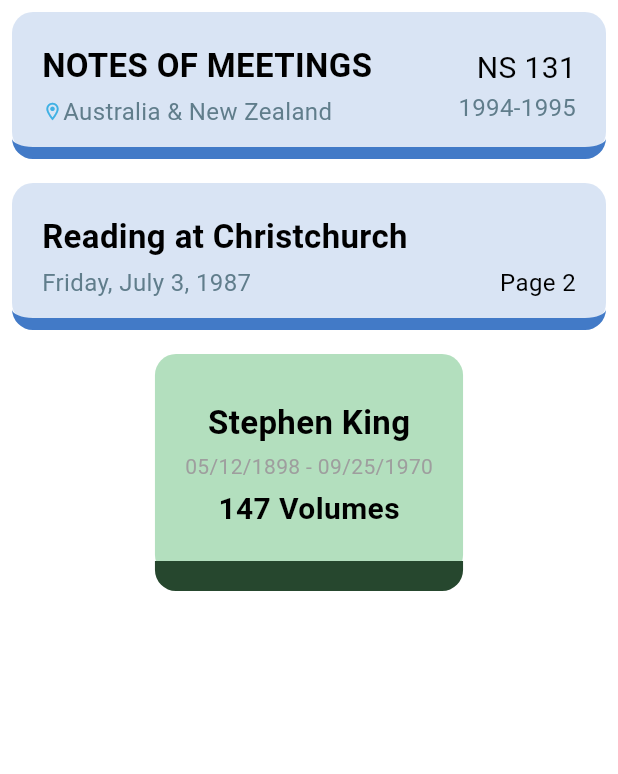
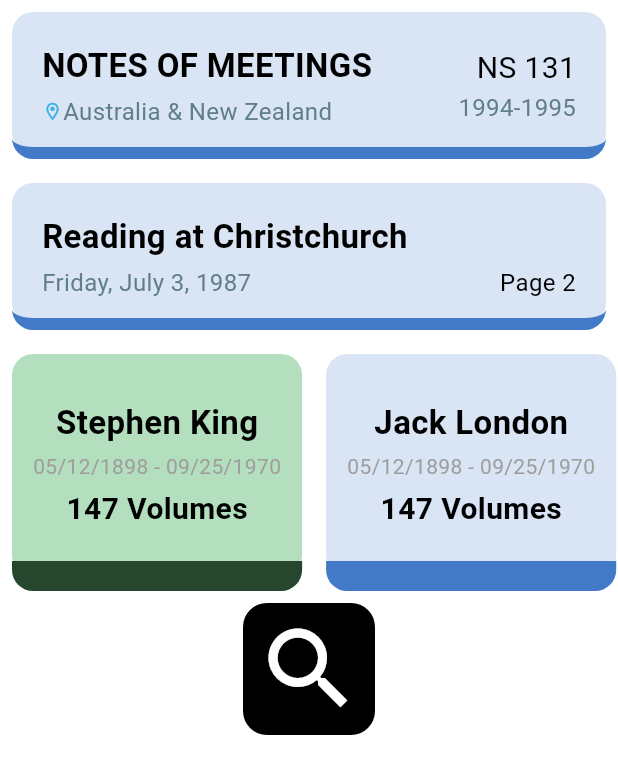
Before and after one commit to toluene5019/test_widgets, a Flutter app: the screen it shows after launch, on a phone screen of 412 x 824 dp. Shown: the top 774 px of the screen. Run offline on Flutter 3.47's test engine with Material 3 defaults, Android fonts, the phone set to English and light mode, and no system bars.

Commit message:
add icon widget

```diff
--- a/lib/card_widget.dart
+++ b/lib/widgets/card_widget.dart
@@ -20,7 +20,7 @@
   Widget build(BuildContext context) {
     return Container(
       margin: const EdgeInsets.all(8),
-      padding: const EdgeInsets.only(top: 30, right: 20, bottom: 20, left: 20),
+      padding: const EdgeInsets.only(top: 30, right: 14, bottom: 20, left: 14),
       decoration: BoxDecoration(
         color: cardBackgroundColor,
         border: Border(
--- /dev/null
+++ b/lib/widgets/icon_button_widget.dart
@@ -0,0 +1,25 @@
+import 'package:flutter/material.dart';
+
+class IconButtonWidget extends StatelessWidget {
+  final IconData icon;
+  const IconButtonWidget({
+    super.key,
+    required this.icon,
+  });
+
+  @override
+  Widget build(BuildContext context) {
+    return Container(
+      decoration: BoxDecoration(
+        color: Colors.black,
+        borderRadius: BorderRadius.circular(16),
+      ),
+      child: IconButton(
+        iconSize: 72,
+        color: Colors.white,
+        icon: Icon(icon),
+        onPressed: () {},
+      ),
+    );
+  }
+}
--- a/lib/widgets_page.dart
+++ b/lib/widgets_page.dart
@@ -1,8 +1,9 @@
 import 'package:flutter/material.dart';
-import 'package:test_widgets/card_widget.dart';
+import 'package:test_widgets/widgets/card_widget.dart';
 import 'package:test_widgets/colors.dart';
-import 'package:test_widgets/notes_widget.dart';
-import 'package:test_widgets/pages_widget.dart';
+import 'package:test_widgets/widgets/icon_button_widget.dart';
+import 'package:test_widgets/widgets/notes_widget.dart';
+import 'package:test_widgets/widgets/pages_widget.dart';
 
 class WidgetsPage extends StatelessWidget {
   const WidgetsPage({super.key});
@@ -27,6 +28,8 @@
                 pagesDateText: 'Friday, July 3, 1987',
                 pageNumberText: 'Page 2',
               ),
+              Row(
+                children: [
                   CardWidget(
                     cardTitle: "Stephen King",
                     cardDateText: "05/12/1898 - 09/25/1970",
@@ -34,6 +37,16 @@
                     cardBackgroundColor: AppColor.cardBackgroundColor,
                     cardBottomColor: AppColor.cardBottomColor,
                   ),
+                  CardWidget(
+                    cardTitle: "Jack London",
+                    cardDateText: "05/12/1898 - 09/25/1970",
+                    volumeNumberText: "147 Volumes",
+                    cardBackgroundColor: AppColor.backgroundColor,
+                    cardBottomColor: AppColor.bottomColor,
+                  ),
+                ],
+              ),
+              IconButtonWidget(icon: Icons.search),
             ],
           ),
         ),
```
Also changed, not shown: lib/widgets/notes_widget.dart (renamed from lib/notes_widget.dart), lib/widgets/pages_widget.dart (renamed from lib/pages_widget.dart). Lines whose indentation alone changed are shown as unchanged.
